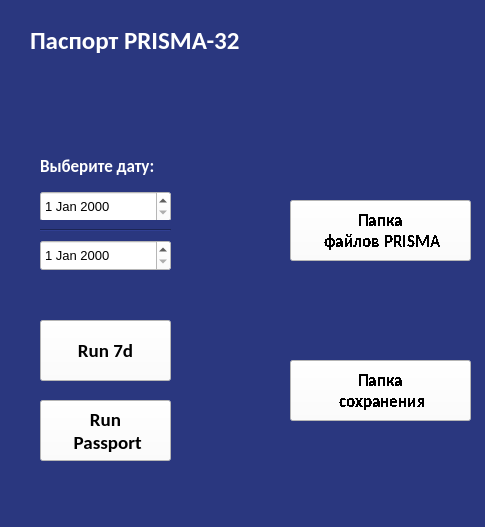
First picture: the form in interfaces/interface.ui, repository JustDreamer7/work_control_PRISMA-32, before the edit.
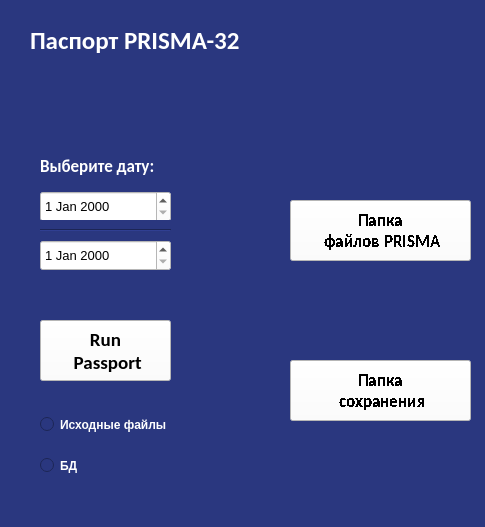
Second picture: the form after the edit.

```diff
--- a/interfaces/interface.ui
+++ b/interfaces/interface.ui
@@ -35,7 +35,7 @@
     <property name="geometry">
      <rect>
       <x>40</x>
-      <y>400</y>
+      <y>320</y>
       <width>131</width>
       <height>61</height>
      </rect>
@@ -194,31 +194,6 @@
      <bool>true</bool>
     </property>
    </widget>
-   <widget class="QPushButton" name="runSevend">
-    <property name="geometry">
-     <rect>
-      <x>40</x>
-      <y>320</y>
-      <width>131</width>
-      <height>61</height>
-     </rect>
-    </property>
-    <property name="font">
-     <font>
-      <family>Calibri</family>
-      <pointsize>14</pointsize>
-      <weight>75</weight>
-      <bold>true</bold>
-     </font>
-    </property>
-    <property name="styleSheet">
-     <string notr="true">background-color: rgb(255, 255, 255);
-color: rgb(0, 0, 0);</string>
-    </property>
-    <property name="text">
-     <string>Run 7d</string>
-    </property>
-   </widget>
    <widget class="QPushButton" name="openFileDirectory">
     <property name="geometry">
      <rect>
@@ -256,6 +231,46 @@
      <bool>true</bool>
     </property>
    </widget>
+   <widget class="QRadioButton" name="radioButton">
+    <property name="geometry">
+     <rect>
+      <x>40</x>
+      <y>409</y>
+      <width>171</width>
+      <height>31</height>
+     </rect>
+    </property>
+    <property name="font">
+     <font>
+      <pointsize>9</pointsize>
+      <weight>75</weight>
+      <bold>true</bold>
+     </font>
+    </property>
+    <property name="text">
+     <string>Исходные файлы</string>
+    </property>
+   </widget>
+   <widget class="QRadioButton" name="radioButton_2">
+    <property name="geometry">
+     <rect>
+      <x>40</x>
+      <y>450</y>
+      <width>171</width>
+      <height>31</height>
+     </rect>
+    </property>
+    <property name="font">
+     <font>
+      <pointsize>9</pointsize>
+      <weight>75</weight>
+      <bold>true</bold>
+     </font>
+    </property>
+    <property name="text">
+     <string>БД</string>
+    </property>
+   </widget>
   </widget>
   <widget class="QStatusBar" name="statusbar"/>
  </widget>
```
